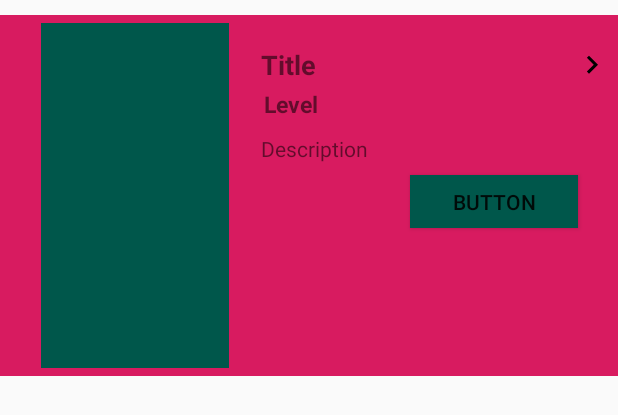
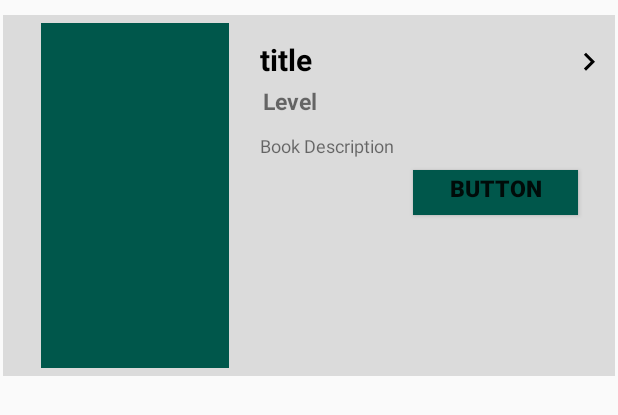
Before and after one commit to Usman-Alii/MC_Assignment3, an Android app: the layout books_list.xml on its own in the app's theme, with its tools: preview values and no code run, on a phone screen of 412 x 824 dp. Shown: the top 415 px of the screen. Run offline under Robolectric (Android 15) with nearby library versions, the phone set to English and light mode, and no system bars.

Commit message:
Complete Assignment! Added Download and readOnly Functionalities Some changes are made in layout

```diff
--- a/app/src/main/java/com/example/assignment_4/MainActivity.java
+++ b/app/src/main/java/com/example/assignment_4/MainActivity.java
@@ -3,12 +3,9 @@ package com.example.assignment_4;
 import androidx.appcompat.app.AppCompatActivity;
 import androidx.recyclerview.widget.LinearLayoutManager;
 import androidx.recyclerview.widget.RecyclerView;
-
 import android.os.Bundle;
-
 import org.json.JSONArray;
 import org.json.JSONObject;
-
 import java.io.InputStream;
 
 public class MainActivity extends AppCompatActivity {
--- a/app/src/main/res/layout/activity_main.xml
+++ b/app/src/main/res/layout/activity_main.xml
@@ -10,6 +10,7 @@
         xmlns:android="http://schemas.android.com/apk/res/android"
         android:layout_height="match_parent"
         android:id="@+id/recycleView"
+        android:background="@color/colorWhite"
         app:layout_constraintBottom_toBottomOf="parent"
         app:layout_constraintEnd_toEndOf="parent"
         app:layout_constraintStart_toStartOf="parent"
--- a/app/src/main/res/layout/books_list.xml
+++ b/app/src/main/res/layout/books_list.xml
@@ -7,7 +7,9 @@
     android:layout_height="wrap_content"
     android:layout_marginTop="10dp"
     android:layout_marginBottom="10dp"
-    android:background="@color/colorAccent"
+    android:layout_marginStart="2dp"
+    android:layout_marginEnd="2dp"
+    android:background="@color/colorGrey"
     android:padding="5dp">
 
     <ImageView
@@ -21,40 +23,26 @@
         app:layout_constraintTop_toTopOf="parent" />
 
     <TextView
-
         android:id="@+id/Book_title"
-
-        android:layout_width="189dp"
-
+        android:layout_width="190dp"
         android:layout_height="wrap_content"
-
         android:layout_marginStart="2dp"
-
-        android:layout_marginTop="15dp"
-
-        android:text="Title"
-
-        android:textSize="18dp"
-
+        android:layout_marginTop="10dp"
+        android:text="title"
+        android:textSize="20dp"
         android:textStyle="bold"
-
         app:layout_constraintBottom_toTopOf="@+id/level"
-
         app:layout_constraintEnd_toStartOf="@+id/Arrow"
-
         app:layout_constraintHorizontal_bias="0.51"
-
         app:layout_constraintStart_toEndOf="@+id/Cover"
-
-        app:layout_constraintTop_toTopOf="parent" />
-
-
+        app:layout_constraintTop_toTopOf="parent"
+        android:textColor="@color/colorBlack"/>
     <ImageView
 
         android:id="@+id/Arrow"
         android:layout_width="wrap_content"
         android:layout_height="wrap_content"
-        android:layout_marginTop="16dp"
+        android:layout_marginTop="14dp"
         app:layout_constraintBottom_toBottomOf="@+id/Book_title"
         app:layout_constraintEnd_toEndOf="parent"
         app:layout_constraintTop_toTopOf="parent"
@@ -63,68 +51,47 @@
 
 
     <TextView
-
         android:id="@+id/level"
-
-        android:layout_width="108dp"
-
-        android:layout_height="29dp"
-
+        android:layout_width="110dp"
+        android:layout_height="30dp"
         android:layout_marginTop="3dp"
-
         android:paddingLeft="2dp"
-
         android:text="Level"
-
         android:textSize="15dp"
-
         android:textStyle="bold"
-
         app:layout_constraintStart_toStartOf="@+id/Book_title"
-
         app:layout_constraintTop_toBottomOf="@+id/Book_title" />
-
-
     <TextView
 
         android:id="@+id/Book_description"
-
-        android:layout_width="219dp"
-
+        android:layout_width="220dp"
         android:layout_height="wrap_content"
-
-        android:layout_marginTop="1dp"
-
+        android:layout_marginTop="2dp"
         android:ellipsize="end"
-
         android:maxLines="5"
-
-        android:text="Description"
-
-        android:textSize="14dp"
-
+        android:text="Book Description"
+        android:textSize="12dp"
         app:layout_constraintEnd_toEndOf="parent"
-
         app:layout_constraintHorizontal_bias="0.0"
-
         app:layout_constraintStart_toStartOf="@+id/level"
-
         app:layout_constraintTop_toBottomOf="@+id/level" />
-
 
     <Button
         android:id="@+id/btn"
-        android:layout_width="112dp"
-        android:layout_height="35dp"
+        android:layout_width="110dp"
+        android:layout_height="30dp"
         android:layout_marginTop="8dp"
         android:layout_marginEnd="8dp"
         android:background="@color/colorPrimaryDark"
-        android:paddingLeft="5px"
-        android:paddingRight="5px"
+        android:paddingLeft="6px"
+        android:paddingRight="6px"
+        android:paddingBottom="6dp"
         android:text="Button"
-        android:textSize="14dp"
+        android:textSize="15dp"
         app:layout_constraintBottom_toBottomOf="parent"
         app:layout_constraintEnd_toEndOf="@+id/Book_description"
         app:layout_constraintTop_toBottomOf="@+id/Book_description"
-        app:layout_constraintVertical_bias="0.0"/>
+        app:layout_constraintVertical_bias="0.0"
+        android:textStyle="bold"/>
+
 </androidx.constraintlayout.widget.ConstraintLayout>
--- a/app/src/main/res/values/colors.xml
+++ b/app/src/main/res/values/colors.xml
@@ -3,4 +3,9 @@
     <color name="colorPrimary">#008577</color>
     <color name="colorPrimaryDark">#00574B</color>
     <color name="colorAccent">#D81B60</color>
+    <color name="colorWhite">#ffff</color>
+    <color name="colorBlack">#000000</color>
+    <color name="colorGrey">#B5CFCFCF</color>
+    <color name="colorOrange">#FF5722</color>
+
 </resources>
```
Also changed, not shown: app/src/main/java/com/example/assignment_4/MyAdapter.java (+38 -2 lines).
